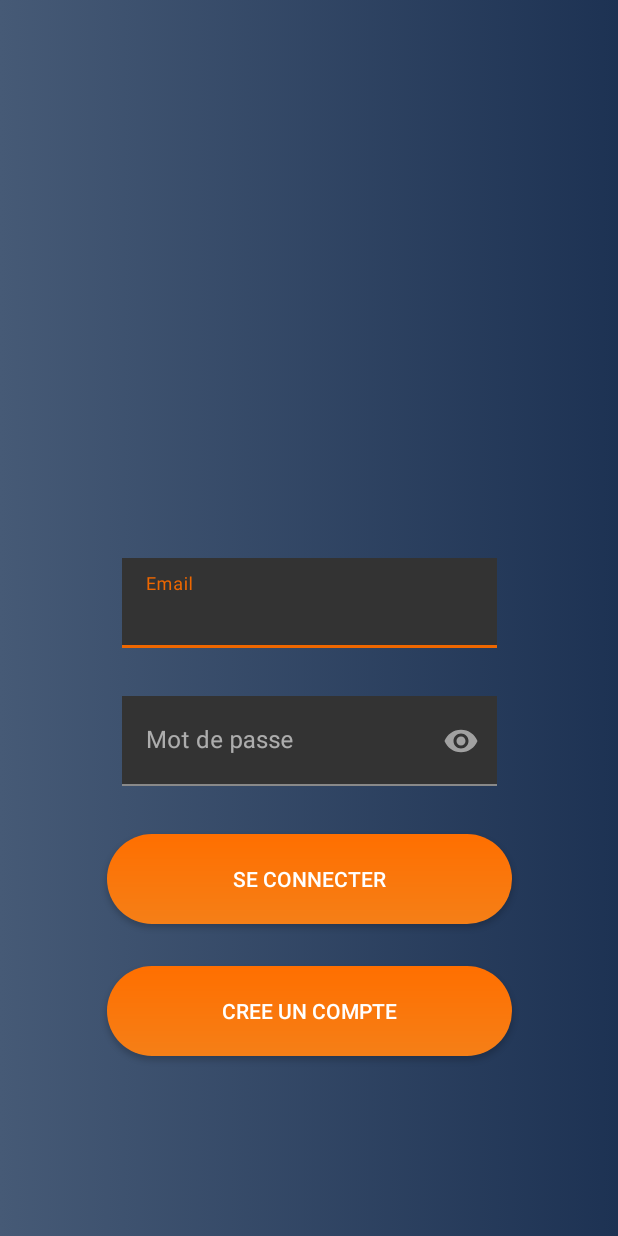
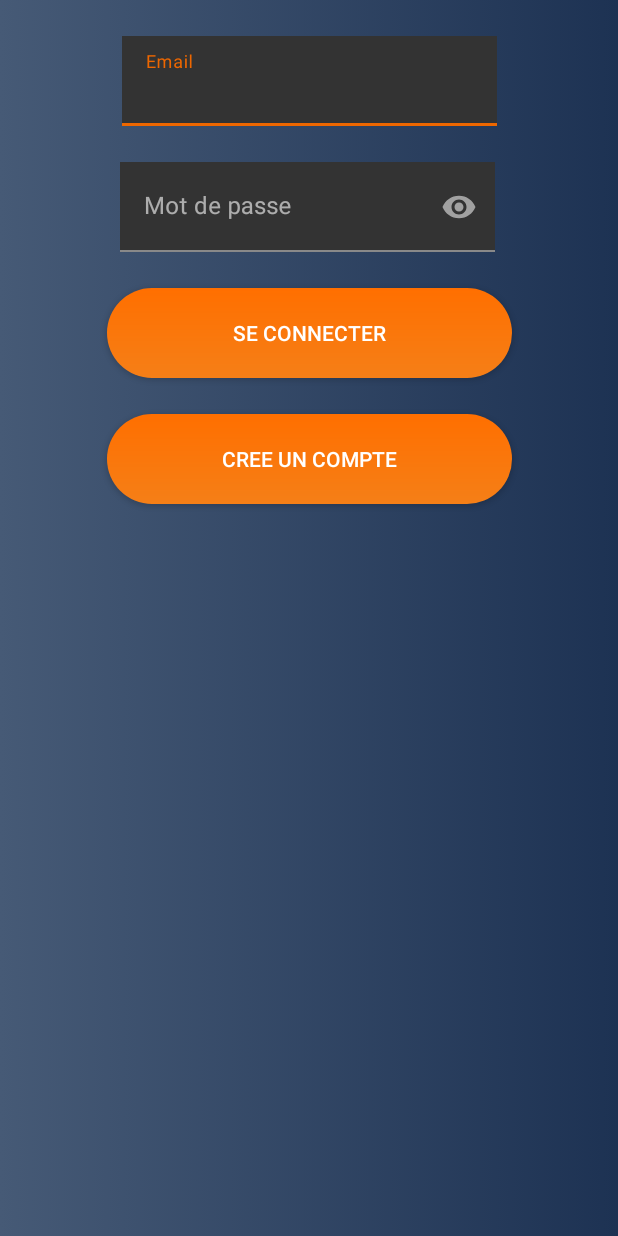
Before and after one commit to chrisollivier/Prospect, an Android app: the screen it shows after launch (LoginActivity), on a phone screen of 412 x 824 dp. Run offline under Robolectric (Android 15) with nearby library versions, the phone set to English and light mode, and no system bars.

Commit message:
Update loginactivity.xml

```diff
--- a/app/src/main/res/layout/loginactivity.xml
+++ b/app/src/main/res/layout/loginactivity.xml
@@ -1,7 +1,7 @@
 <?xml version="1.0" encoding="utf-8"?>
-<androidx.constraintlayout.widget.ConstraintLayout
-        xmlns:android="http://schemas.android.com/apk/res/android"
+<androidx.constraintlayout.widget.ConstraintLayout xmlns:android="http://schemas.android.com/apk/res/android"
     xmlns:app="http://schemas.android.com/apk/res-auto"
+    xmlns:tools="http://schemas.android.com/tools"
     android:layout_width="match_parent"
     android:layout_height="match_parent"
     android:background="@drawable/gradient_background">
@@ -12,9 +12,9 @@
         android:layout_height="wrap_content"
         app:layout_constraintEnd_toEndOf="parent"
         app:layout_constraintStart_toStartOf="parent"
-            app:layout_constraintBottom_toTopOf="@id/textInputLayout"
-            android:layout_marginBottom="32dp"
-    >
+        app:layout_constraintTop_toTopOf="parent"
+        android:layout_marginTop="24dp">
+
         <EditText
             android:id="@+id/inputLogin"
             android:layout_width="250dp"
@@ -24,61 +24,62 @@
             android:hint="@string/email"
             android:inputType="textEmailAddress"
             android:textColor="@color/white"
-                android:textColorHint="@color/grey"
-                android:autofillHints=""/>
+            android:textColorHint="@color/grey" />
     </com.google.android.material.textfield.TextInputLayout>
+
 
     <com.google.android.material.textfield.TextInputLayout
         android:id="@+id/textInputLayout"
         android:layout_width="wrap_content"
         android:layout_height="wrap_content"
-            app:layout_constraintBottom_toTopOf="@id/BtnLogin"
         app:layout_constraintEnd_toEndOf="parent"
+        app:layout_constraintHorizontal_bias="0.495"
         app:layout_constraintStart_toStartOf="parent"
-            android:layout_marginBottom="32dp"
-            app:passwordToggleEnabled="true">
+        app:layout_constraintTop_toBottomOf="@+id/textInputLayoutLogin"
+        app:passwordToggleEnabled="true"
+        android:layout_marginTop="24dp">
 
         <EditText
             android:id="@+id/inputPassword"
             android:layout_width="250dp"
             android:layout_height="60dp"
+            android:autofillHints=""
             android:background="@color/dark_grey"
             android:ems="10"
             android:hint="@string/mot_de_passe"
             android:inputType="textPassword"
             android:textColor="@color/white"
             android:textColorHint="@color/grey"
+            app:layout_constraintBottom_toBottomOf="parent"
             app:layout_constraintEnd_toEndOf="parent"
             app:layout_constraintStart_toStartOf="parent"
-                app:layout_constraintTop_toTopOf="parent"
-                app:layout_constraintBottom_toBottomOf="parent"
-                android:autofillHints=""/>
+            app:layout_constraintTop_toTopOf="parent" />
     </com.google.android.material.textfield.TextInputLayout>
-
 
     <androidx.appcompat.widget.AppCompatButton
         android:id="@+id/BtnSignIn"
-            android:text="@string/cree_un_compte"
         android:layout_width="wrap_content"
         android:layout_height="wrap_content"
+        android:layout_marginTop="24dp"
         android:background="@drawable/buttonshape"
+        android:text="@string/cree_un_compte"
         android:textColor="@color/white"
         app:layout_constraintEnd_toEndOf="parent"
+        app:layout_constraintHorizontal_bias="0.503"
         app:layout_constraintStart_toStartOf="parent"
-            app:layout_constraintBottom_toBottomOf="parent"
-            app:layout_constraintHorizontal_bias="0.503"
-            android:layout_marginBottom="120dp"/>
+        app:layout_constraintTop_toBottomOf="@+id/BtnLogin" />
+
     <androidx.appcompat.widget.AppCompatButton
 
         android:id="@+id/BtnLogin"
-            android:text="@string/se_connecter"
         android:layout_width="wrap_content"
         android:layout_height="wrap_content"
+        android:layout_marginTop="24dp"
         android:background="@drawable/buttonshape"
+        android:text="@string/se_connecter"
         android:textColor="@color/white"
-            app:layout_constraintStart_toStartOf="parent"
         app:layout_constraintEnd_toEndOf="parent"
         app:layout_constraintHorizontal_bias="0.503"
-            android:layout_marginBottom="28dp"
-            app:layout_constraintBottom_toTopOf="@+id/BtnSignIn"/>
+        app:layout_constraintStart_toStartOf="parent"
+        app:layout_constraintTop_toBottomOf="@+id/textInputLayout" />
 </androidx.constraintlayout.widget.ConstraintLayout>
```
Lines whose indentation alone changed are shown as unchanged.
